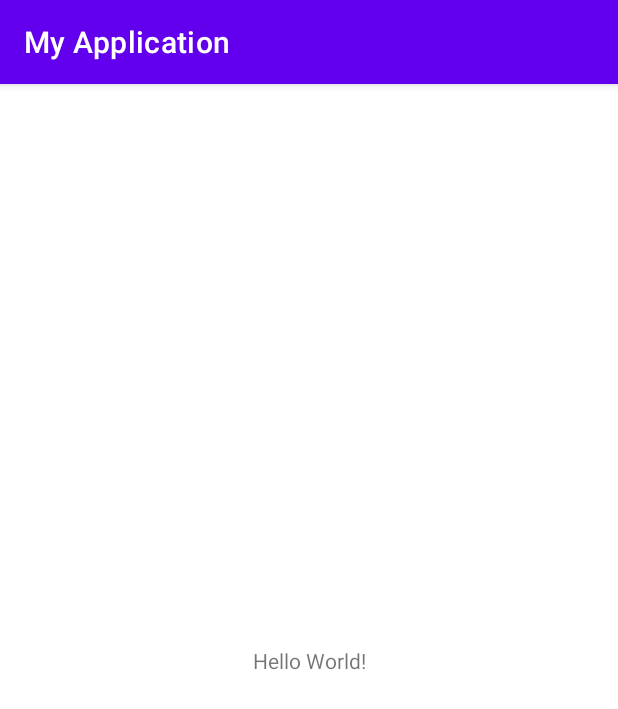
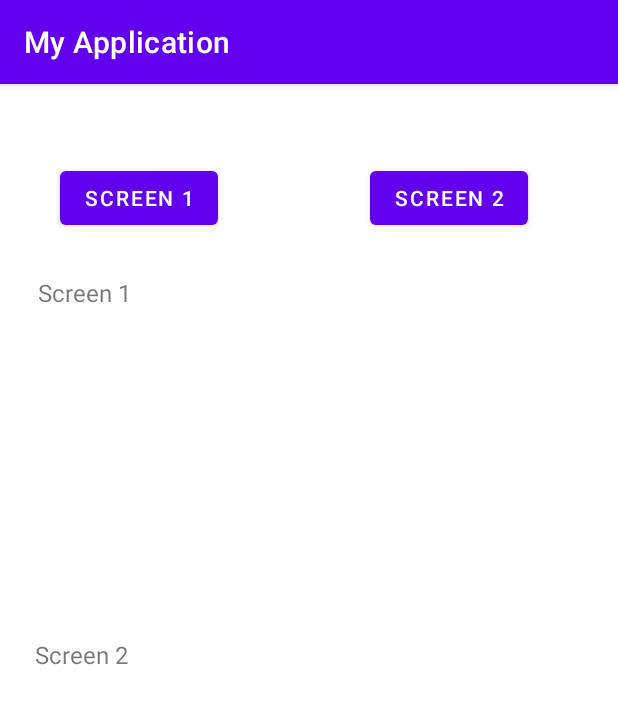
Before and after one commit to ahmadnadeem123/Fragment, an Android app: the screen it shows after launch (MainActivity), on a phone screen of 412 x 824 dp. Shown: the top 709 px of the screen. Run offline under Robolectric (Android 15) with nearby library versions, the phone set to English and light mode, and no system bars.

Commit message:
fragment layout created

```diff
--- a/Fragment/app/src/main/res/layout/activity_main.xml
+++ b/Fragment/app/src/main/res/layout/activity_main.xml
@@ -6,13 +6,65 @@
     android:layout_height="match_parent"
     tools:context=".MainActivity">
 
-    <TextView
+    <Button
+        android:id="@+id/button"
         android:layout_width="wrap_content"
         android:layout_height="wrap_content"
-        android:text="Hello World!"
-        app:layout_constraintBottom_toBottomOf="parent"
-        app:layout_constraintLeft_toLeftOf="parent"
-        app:layout_constraintRight_toRightOf="parent"
+        android:layout_marginStart="40dp"
+        android:layout_marginTop="52dp"
+        android:text="Screen 1"
+        app:layout_constraintStart_toStartOf="parent"
         app:layout_constraintTop_toTopOf="parent" />
 
+    <Button
+        android:id="@+id/button2"
+        android:layout_width="wrap_content"
+        android:layout_height="wrap_content"
+        android:layout_marginTop="52dp"
+        android:layout_marginEnd="60dp"
+        android:text="Screen 2"
+        app:layout_constraintEnd_toEndOf="parent"
+        app:layout_constraintTop_toTopOf="parent" />
+
+    <LinearLayout
+        android:id="@+id/linearLayout"
+        android:layout_width="314dp"
+        android:layout_height="176dp"
+        android:layout_marginStart="23dp"
+        android:layout_marginTop="9dp"
+        android:orientation="horizontal"
+        app:layout_constraintStart_toStartOf="parent"
+        app:layout_constraintTop_toBottomOf="@+id/textView"></LinearLayout>
+
+    <LinearLayout
+        android:layout_width="310dp"
+        android:layout_height="195dp"
+        android:layout_marginStart="23dp"
+        android:layout_marginTop="16dp"
+        android:orientation="horizontal"
+        app:layout_constraintStart_toStartOf="parent"
+        app:layout_constraintTop_toBottomOf="@+id/textView2"></LinearLayout>
+
+    <TextView
+        android:id="@+id/textView"
+        android:layout_width="100dp"
+        android:layout_height="32dp"
+        android:layout_marginStart="25dp"
+        android:layout_marginTop="28dp"
+        android:text="Screen 1"
+        android:textSize="16sp"
+        app:layout_constraintStart_toStartOf="parent"
+        app:layout_constraintTop_toBottomOf="@+id/button" />
+
+    <TextView
+        android:id="@+id/textView2"
+        android:layout_width="100dp"
+        android:layout_height="32dp"
+        android:layout_marginStart="23dp"
+        android:layout_marginTop="24dp"
+        android:text="Screen 2"
+        android:textSize="16sp"
+        app:layout_constraintStart_toStartOf="parent"
+        app:layout_constraintTop_toBottomOf="@+id/linearLayout" />
+
 </androidx.constraintlayout.widget.ConstraintLayout>
--- a/Fragment/app/src/main/res/layout/fragment_blank.xml
+++ b/Fragment/app/src/main/res/layout/fragment_blank.xml
@@ -5,10 +5,14 @@
     android:layout_height="match_parent"
     tools:context=".BlankFragment">
 
-    <!-- TODO: Update blank fragment layout -->
     <TextView
+        android:id="@+id/textView4"
         android:layout_width="match_parent"
-        android:layout_height="match_parent"
-        android:text="@string/hello_blank_fragment" />
+        android:layout_height="483dp"
+        android:background="#3F51B5"
+        android:text="Fragment"
+        android:textAlignment="center"
+        android:textColor="#F3EBEB"
+        android:textSize="35sp" />
 
 </FrameLayout>
```
